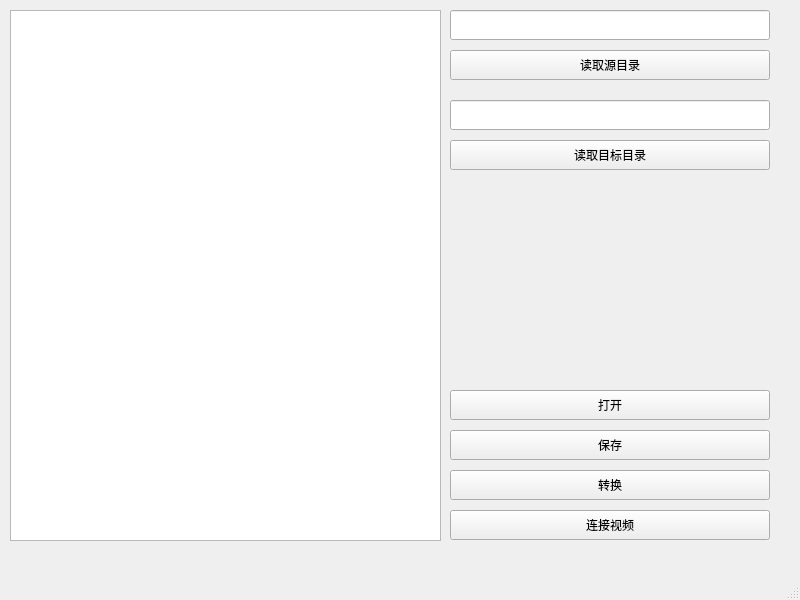
wangziheng0426/JMadOnion, file python/pyTools/J_VideoConverterUI.ui: the form before one commit.
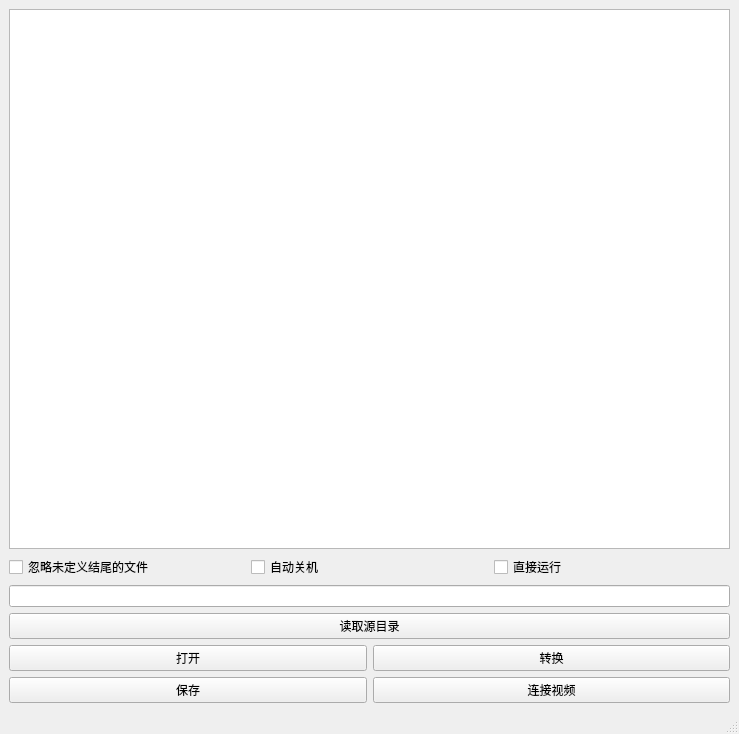
The form after the commit.

Commit message: video converter add delete button

Patch:
```diff
--- a/python/pyTools/J_VideoConverterUI.ui
+++ b/python/pyTools/J_VideoConverterUI.ui
@@ -6,122 +6,107 @@
    <rect>
     <x>0</x>
     <y>0</y>
-    <width>800</width>
-    <height>600</height>
+    <width>739</width>
+    <height>734</height>
    </rect>
   </property>
   <property name="windowTitle">
    <string>MainWindow</string>
   </property>
-  <widget class="QWidget" name="centralwidget">
-   <widget class="QLineEdit" name="lineEdit_inputField">
-    <property name="geometry">
-     <rect>
-      <x>450</x>
-      <y>10</y>
-      <width>320</width>
-      <height>30</height>
-     </rect>
-    </property>
-   </widget>
-   <widget class="QPushButton" name="pushButton_inputField">
-    <property name="geometry">
-     <rect>
-      <x>450</x>
-      <y>50</y>
-      <width>320</width>
-      <height>30</height>
-     </rect>
-    </property>
-    <property name="text">
-     <string>读取源目录</string>
-    </property>
-   </widget>
-   <widget class="QLineEdit" name="lineEdit_outPutField">
-    <property name="geometry">
-     <rect>
-      <x>450</x>
-      <y>100</y>
-      <width>320</width>
-      <height>30</height>
-     </rect>
-    </property>
-   </widget>
-   <widget class="QPushButton" name="pushButton_outPutField">
-    <property name="geometry">
-     <rect>
-      <x>450</x>
-      <y>140</y>
-      <width>320</width>
-      <height>30</height>
-     </rect>
-    </property>
-    <property name="text">
-     <string>读取目标目录</string>
-    </property>
-   </widget>
-   <widget class="QPushButton" name="pushButton_convert">
-    <property name="geometry">
-     <rect>
-      <x>450</x>
-      <y>470</y>
-      <width>320</width>
-      <height>30</height>
-     </rect>
-    </property>
-    <property name="text">
-     <string>转换</string>
-    </property>
-   </widget>
-   <widget class="QPushButton" name="pushButton_connect">
-    <property name="geometry">
-     <rect>
-      <x>450</x>
-      <y>510</y>
-      <width>320</width>
-      <height>30</height>
-     </rect>
-    </property>
-    <property name="text">
-     <string>连接视频</string>
-    </property>
-   </widget>
-   <widget class="QPushButton" name="pushButton_openList">
-    <property name="geometry">
-     <rect>
-      <x>450</x>
-      <y>390</y>
-      <width>320</width>
-      <height>30</height>
-     </rect>
-    </property>
-    <property name="text">
-     <string>打开</string>
-    </property>
-   </widget>
-   <widget class="QPushButton" name="pushButton_saveList">
-    <property name="geometry">
-     <rect>
-      <x>450</x>
-      <y>430</y>
-      <width>320</width>
-      <height>30</height>
-     </rect>
-    </property>
-    <property name="text">
-     <string>保存</string>
-    </property>
-   </widget>
-   <widget class="QTableView" name="tableView_fileList">
-    <property name="geometry">
-     <rect>
-      <x>10</x>
-      <y>10</y>
-      <width>431</width>
-      <height>531</height>
-     </rect>
-    </property>
-   </widget>
+  <widget class="QWidget" name="cw">
+   <layout class="QGridLayout" name="gridLayout_3">
+    <item row="0" column="0">
+     <widget class="QTableView" name="tableView_fileList">
+      <property name="autoScroll">
+       <bool>false</bool>
+      </property>
+      <property name="editTriggers">
+       <set>QAbstractItemView::AnyKeyPressed|QAbstractItemView::DoubleClicked|QAbstractItemView::EditKeyPressed|QAbstractItemView::SelectedClicked</set>
+      </property>
+      <property name="verticalScrollMode">
+       <enum>QAbstractItemView::ScrollPerPixel</enum>
+      </property>
+      <property name="horizontalScrollMode">
+       <enum>QAbstractItemView::ScrollPerPixel</enum>
+      </property>
+     </widget>
+    </item>
+    <item row="1" column="0">
+     <layout class="QHBoxLayout" name="horizontalLayout">
+      <item>
+       <widget class="QCheckBox" name="checkBox_ignoreEnd">
+        <property name="text">
+         <string>忽略未定义结尾的文件</string>
+        </property>
+       </widget>
+      </item>
+      <item>
+       <widget class="QCheckBox" name="checkBox_shutdown">
+        <property name="text">
+         <string>自动关机</string>
+        </property>
+       </widget>
+      </item>
+      <item>
+       <widget class="QCheckBox" name="checkBox_gogogo">
+        <property name="text">
+         <string>直接运行</string>
+        </property>
+       </widget>
+      </item>
+     </layout>
+    </item>
+    <item row="2" column="0">
+     <layout class="QGridLayout" name="gridLayout">
+      <item row="2" column="0">
+       <widget class="QLineEdit" name="lineEdit_inputField">
+        <property name="inputMask">
+         <string/>
+        </property>
+       </widget>
+      </item>
+      <item row="3" column="0">
+       <widget class="QPushButton" name="pushButton_inputField">
+        <property name="text">
+         <string>读取源目录</string>
+        </property>
+       </widget>
+      </item>
+     </layout>
+    </item>
+    <item row="3" column="0">
+     <layout class="QGridLayout" name="gridLayout_2">
+      <item row="0" column="0">
+       <widget class="QPushButton" name="pushButton_openList">
+        <property name="text">
+         <string>打开</string>
+        </property>
+       </widget>
+      </item>
+      <item row="0" column="1">
+       <widget class="QPushButton" name="pushButton_convert">
+        <property name="text">
+         <string>转换</string>
+        </property>
+       </widget>
+      </item>
+      <item row="1" column="0">
+       <widget class="QPushButton" name="pushButton_saveList">
+        <property name="text">
+         <string>保存</string>
+        </property>
+       </widget>
+      </item>
+      <item row="1" column="1">
+       <widget class="QPushButton" name="pushButton_connect">
+        <property name="text">
+         <string>连接视频</string>
+        </property>
+       </widget>
+      </item>
+     </layout>
+    </item>
+   </layout>
   </widget>
   <widget class="QMenuBar" name="menubar">
    <property name="geometry">
```
Left out of the diff: 2 changed lines with no effect on the pictures. The commit also changes 15 other files.
